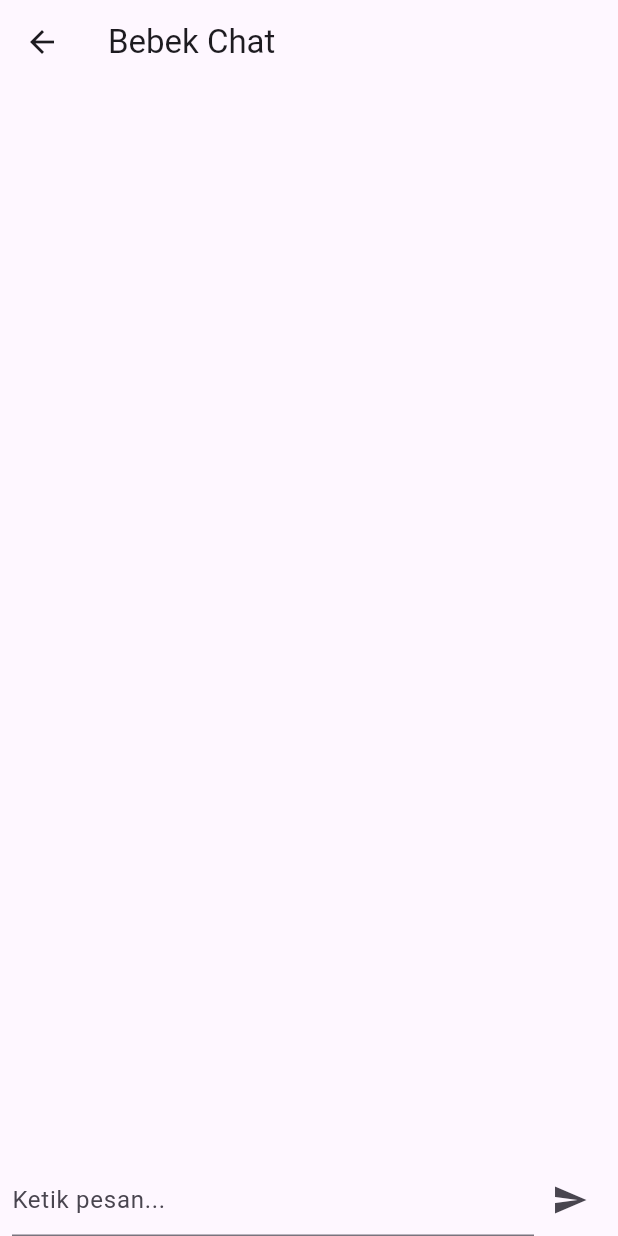
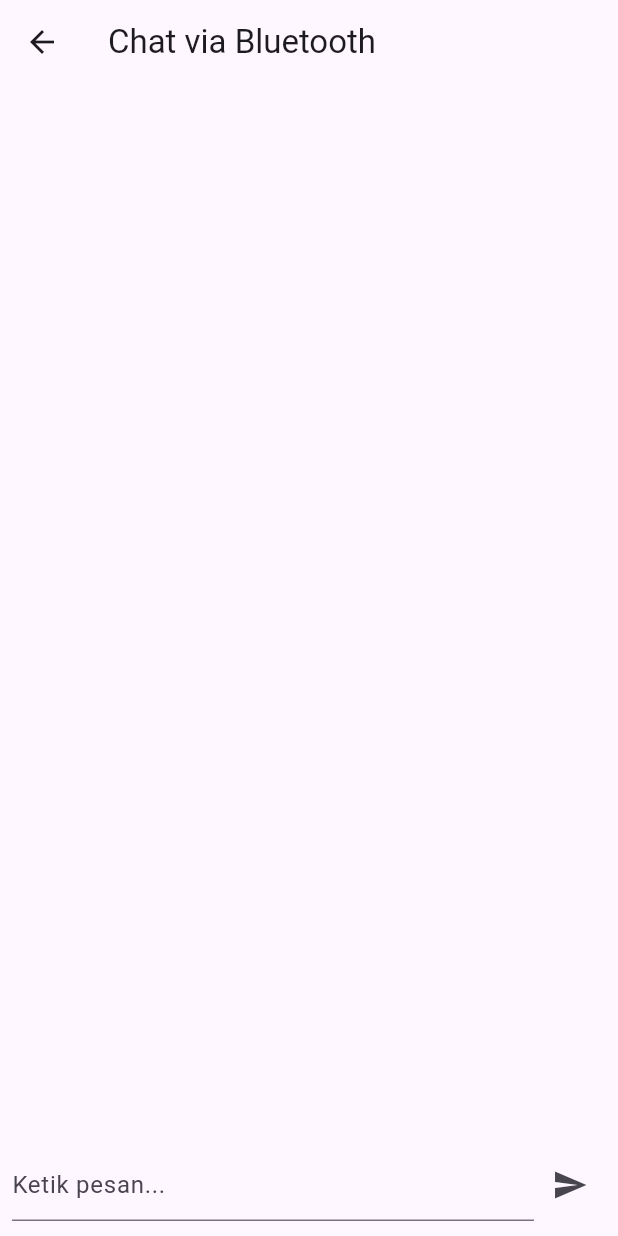
Before and after one commit to andizhuu/bebek_chat_fix, a Flutter app: the ChatScreen screen opened directly, after a tap on the "send" icon, on a phone screen of 412 x 824 dp. Run offline on Flutter 3.47's test engine with Material 3 defaults, Android fonts, the phone set to English and light mode, and no system bars; our stand-ins replace flutter_blue.

Commit message:
Initial commit bebek_chat_fix

```diff
--- a/lib/lib/screens/home_screen.dart
+++ b/lib/lib/screens/home_screen.dart
@@ -1,4 +1,5 @@
 import 'package:flutter/material.dart';
+import 'chat_screen.dart';
 
 class HomeScreen extends StatelessWidget {
   const HomeScreen({super.key});
@@ -7,12 +8,19 @@ class HomeScreen extends StatelessWidget {
   Widget build(BuildContext context) {
     return Scaffold(
       appBar: AppBar(
-        title: const Text('Bebek Chat'),
+        title: const Text('Bebek Chat Home'),
+        centerTitle: true,
       ),
-      body: const Center(
-        child: Text(
-          'Selamat datang di Bebek Chat!',
-          style: TextStyle(fontSize: 20),
+      body: Center(
+        child: ElevatedButton.icon(
+          icon: const Icon(Icons.bluetooth),
+          label: const Text('Mulai Chat via Bluetooth'),
+          onPressed: () {
+            Navigator.push(
+              context,
+              MaterialPageRoute(builder: (context) => const ChatScreen()),
+            );
+          },
         ),
       ),
     );
--- a/lib/screens/chat_screen.dart
+++ b/lib/screens/chat_screen.dart
@@ -1,6 +1,4 @@
 import 'package:flutter/material.dart';
-import '../widgets/message_bubble.dart';
-import '../models/chat_message.dart';
 
 class ChatScreen extends StatefulWidget {
   const ChatScreen({super.key});
@@ -10,57 +8,50 @@ class ChatScreen extends StatefulWidget {
 }
 
 class _ChatScreenState extends State<ChatScreen> {
+  final List<String> _messages = [];
   final TextEditingController _controller = TextEditingController();
-  final List<ChatMessage> _messages = [];
 
   void _sendMessage() {
-    final text = _controller.text.trim();
-    if (text.isEmpty) return;
-
+    if (_controller.text.trim().isEmpty) return;
     setState(() {
-      _messages.insert(0, ChatMessage(message: text, isMe: true));
+      _messages.add(_controller.text.trim());
+      _controller.clear();
     });
-
-    _controller.clear();
-
-    // Di sini bisa dipanggil BluetoothService untuk kirim ke perangkat lain
   }
 
   @override
   Widget build(BuildContext context) {
     return Scaffold(
-      appBar: AppBar(
-        title: const Text('Bebek Chat'),
-      ),
+      appBar: AppBar(title: const Text('Chat via Bluetooth')),
       body: Column(
         children: [
           Expanded(
             child: ListView.builder(
-              reverse: true,
               itemCount: _messages.length,
-              itemBuilder: (context, index) {
-                return MessageBubble(message: _messages[index]);
-              },
+              itemBuilder: (context, index) => ListTile(
+                title: Text(_messages[index]),
+              ),
             ),
           ),
           Padding(
-            padding: const EdgeInsets.symmetric(horizontal: 8.0),
+            padding: const EdgeInsets.symmetric(horizontal: 8, vertical: 10),
             child: Row(
               children: [
                 Expanded(
                   child: TextField(
                     controller: _controller,
-                    decoration: const InputDecoration(hintText: 'Ketik pesan...'),
-                    onSubmitted: (_) => _sendMessage(),
+                    decoration: const InputDecoration(
+                      hintText: 'Ketik pesan...',
+                    ),
                   ),
                 ),
                 IconButton(
                   icon: const Icon(Icons.send),
                   onPressed: _sendMessage,
-                )
+                ),
               ],
             ),
-          )
+          ),
         ],
       ),
     );
```
Also changed, not shown: pubspec.yaml (+11 -5 lines).
